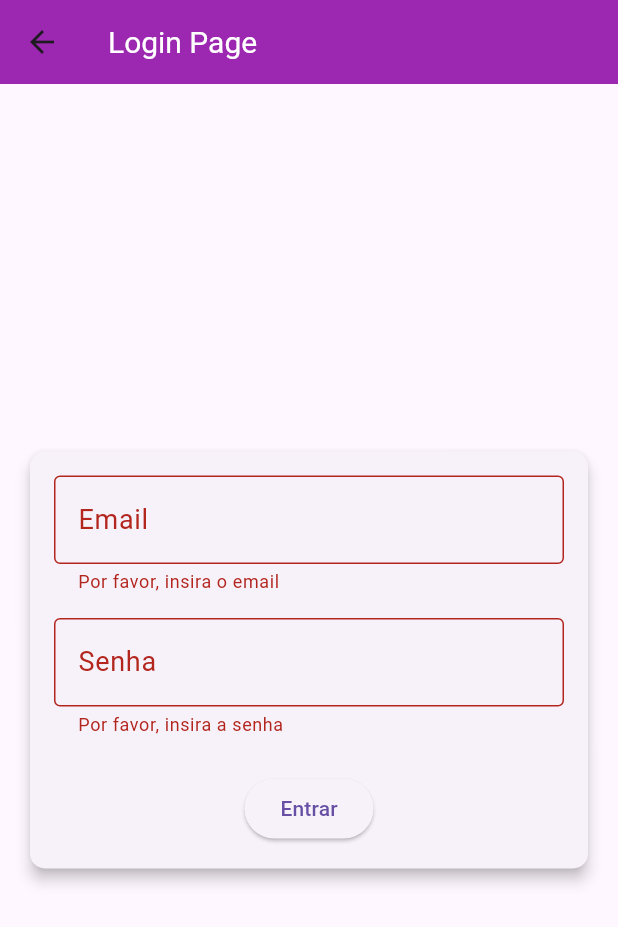
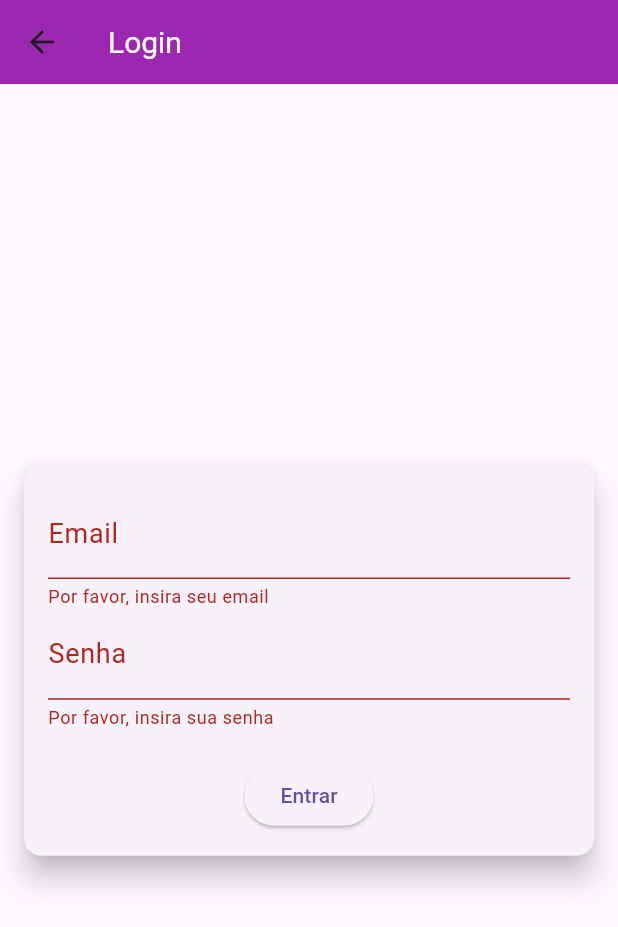
Before and after one commit to Casiati/flutter_login_app, a Flutter app: the LoginPage screen opened by its route, after a tap on "Entrar", on a phone screen of 412 x 824 dp. Shown: the top 927 px of the screen. Run offline on Flutter 3.47's test engine with Material 3 defaults, Android fonts, the phone set to English and light mode, and no system bars.

```diff
--- a/lib/main.dart
+++ b/lib/main.dart
@@ -1,10 +1,15 @@
+import 'package:default_login_screen/models/auth_model.dart';
 import 'package:flutter/material.dart';
-
+import 'package:provider/provider.dart';
 import 'pages/home/home_page.dart';
 import 'pages/login/login_page.dart';
 
+
+
 void main() {
-  runApp(const MyApp());
+  runApp(ChangeNotifierProvider(
+    create: (context) => AuthModel(), child: const MyApp()
+  ));
 }
 
 class MyApp extends StatelessWidget {
@@ -28,7 +33,7 @@ class MyApp extends StatelessWidget {
       ),
       initialRoute: '/home',
       routes: {
-        '/login': (context) => const LoginPage(),
+        '/login': (context) => LoginPage(),
         '/home': (context) => const HomePage(),
       },
     );
--- /dev/null
+++ b/lib/models/auth_model.dart
@@ -0,0 +1,25 @@
+import 'package:flutter/foundation.dart';
+
+class AuthModel with ChangeNotifier {
+  bool _isLoggedIn = false;
+  bool _isLoading = false;
+
+  bool get isLoggedIn => _isLoggedIn;
+  bool get isLoading => _isLoading;
+
+  Future<void> login() async {
+    _isLoading = true;
+    notifyListeners();
+
+    await Future.delayed(const Duration(seconds: 2));
+
+    _isLoggedIn = true;
+    _isLoading = false;
+    notifyListeners();
+  }
+
+  void logout() {
+    _isLoggedIn = false;
+    notifyListeners();
+  }
+}
--- a/lib/pages/login/login_page.dart
+++ b/lib/pages/login/login_page.dart
@@ -1,103 +1,76 @@
+import 'package:default_login_screen/models/auth_model.dart';
 import 'package:flutter/material.dart';
-
-class LoginPage extends StatefulWidget {
-  const LoginPage({super.key});
-
-  @override
-  _LoginPageState createState() => _LoginPageState();
-}
-
-class _LoginPageState extends State<LoginPage> {
-  final _formKey = GlobalKey<FormState>();
-  final TextEditingController _emailController = TextEditingController();
-  final TextEditingController _passwordController = TextEditingController();
-  bool _isLoading = false;
-
-  Future<void> _login() async {
-    if (_formKey.currentState!.validate()) {
-      setState(() {
-        _isLoading = true;       });
+import 'package:provider/provider.dart';
 
 
-      await Future.delayed(const Duration(seconds: 2));
+class LoginPage extends StatelessWidget {
+  final _formKey = GlobalKey<FormState>();
 
-
-      setState(() {
-        _isLoading = false;
-      });
-
-      Navigator.pushNamed(context, '/home');
-    }
-  }
+  LoginPage({super.key});
 
   @override
   Widget build(BuildContext context) {
     return Scaffold(
       appBar: AppBar(
-        title: const Text('Login Page'),
+        title: const Text('Login'),
       ),
-      body: Padding(
-        padding: const EdgeInsets.all(16.0),
-        child: Center(
-          child: Card(
-            elevation: 4,
-            shape: RoundedRectangleBorder(
-              borderRadius: BorderRadius.circular(10),
-            ),
+      body: Center(
+        child: Consumer<AuthModel>(
+          builder: (context, authModel, child) {
+            return Card(
+              elevation: 8,
+              margin: const EdgeInsets.all(16),
               child: Padding(
-              padding: const EdgeInsets.all(16.0),
+                padding: const EdgeInsets.all(16),
                 child: Form(
                   key: _formKey,
                   child: Column(
                     mainAxisSize: MainAxisSize.min,
                     children: [
                       TextFormField(
-                      controller: _emailController,
-                      decoration: const InputDecoration(
-                        labelText: 'Email',
-                        border: OutlineInputBorder(),
-                      ),
-                      keyboardType: TextInputType.emailAddress,
+                        decoration: const InputDecoration(labelText: 'Email'),
                         validator: (value) {
                           if (value == null || value.isEmpty) {
-                          return 'Por favor, insira o email';
-                        }
-                        if (!RegExp(r'^[^@]+@[^@]+\.[^@]+').hasMatch(value)) {
-                          return 'Por favor, insira um email válido';
+                            return 'Por favor, insira seu email';
                           }
                           return null;
                         },
                       ),
-                    const SizedBox(height: 16),
                       TextFormField(
-                      controller: _passwordController,
-                      decoration: const InputDecoration(
-                        labelText: 'Senha',
-                        border: OutlineInputBorder(),
-                      ),
+                        decoration: const InputDecoration(labelText: 'Senha'),
                         obscureText: true,
                         validator: (value) {
                           if (value == null || value.isEmpty) {
-                          return 'Por favor, insira a senha';
-                        }
-                        if (value.length < 6) {
-                          return 'A senha deve ter no mínimo 6 caracteres';
+                            return 'Por favor, insira sua senha';
                           }
                           return null;
                         },
                       ),
-                    const SizedBox(height: 24),
-                    _isLoading
-                        ? const CircularProgressIndicator()
-                        : ElevatedButton(
-                            onPressed: _login,
+                      if (authModel.isLoading)
+                        const CircularProgressIndicator(),
+                      const SizedBox(height: 20),
+                      ElevatedButton(
+                        onPressed: authModel.isLoading
+                            ? null
+                            : () async {
+                                if (_formKey.currentState!.validate()) {
+
+                                  await authModel.login();
+
+
+                                  if (context.mounted) {
+                                    Navigator.pushNamed(context, '/home');
+                                  }
+                                }
+                              },
                         child: const Text('Entrar'),
                       ),
                     ],
                   ),
                 ),
               ),
-          ),
+            );
+          },
         ),
       ),
     );
--- a/pubspec.yaml
+++ b/pubspec.yaml
@@ -35,6 +35,7 @@ dependencies:
   # The following adds the Cupertino Icons font to your application.
   # Use with the CupertinoIcons class for iOS style icons.
   cupertino_icons: ^1.0.8
+  provider:
 
 dev_dependencies:
   flutter_test:
```
Also changed, not shown: pubspec.lock. Lines whose indentation alone changed are shown as unchanged.
